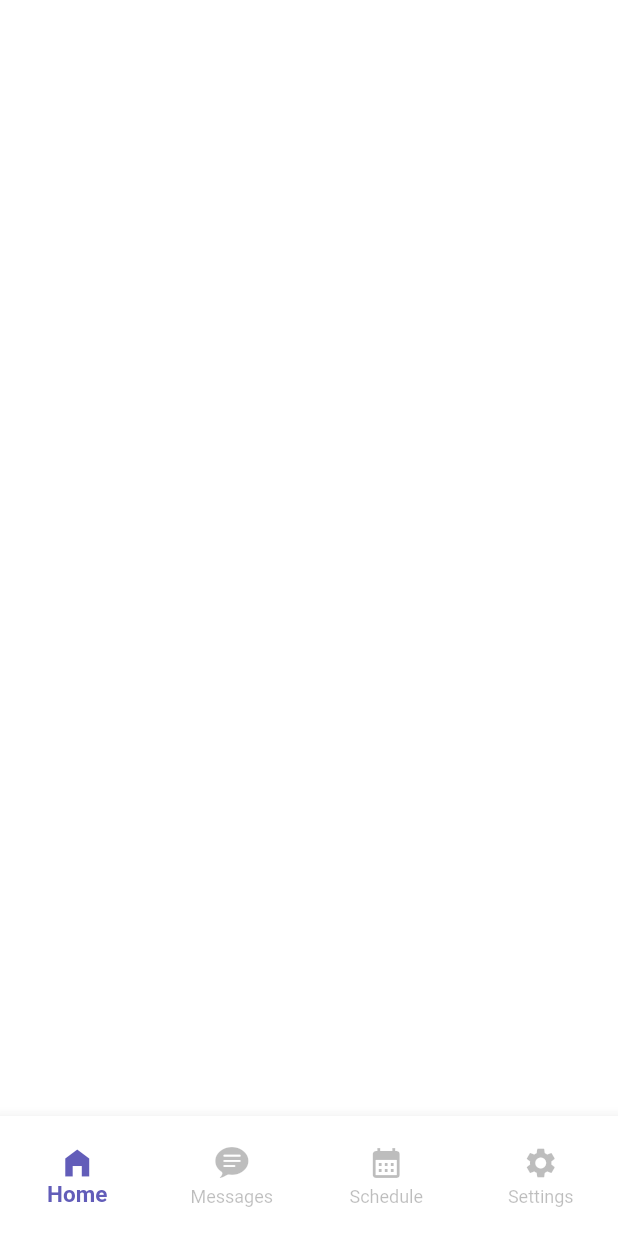
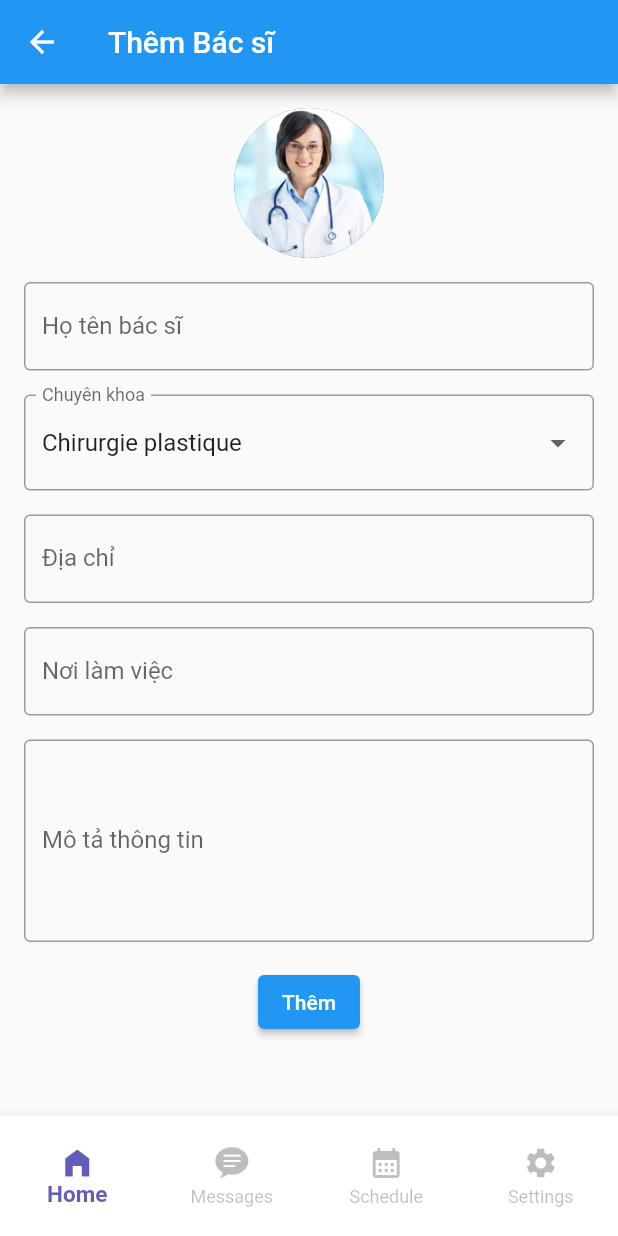
Before and after one commit to phathuynh24/HealthConsulting, a Flutter app: the AdminNavBar screen opened directly, on a phone screen of 412 x 824 dp. Run offline on Flutter 3.47's test engine with Material 2 defaults, Android fonts, the phone set to English and light mode, and no system bars; our stand-ins replace cloud_firestore, country_picker, date_picker_timeline, file_picker, firebase_auth, firebase_core and 6 more; missing offline and left inert: multi_image_picker; accounts and stored records are empty.

Commit message:
Fix ui set schedule and add doctor

```diff
--- /dev/null
+++ b/assist_health/lib/ui/admin_screens/add_doctor.dart
@@ -0,0 +1,122 @@
+import 'package:flutter/material.dart';
+
+class AddDoctorPage extends StatefulWidget {
+  const AddDoctorPage({Key? key}) : super(key: key);
+
+  @override
+  _AddDoctorPageState createState() => _AddDoctorPageState();
+}
+
+class _AddDoctorPageState extends State<AddDoctorPage> {
+  late TextEditingController _nameController;
+  late TextEditingController _addressController;
+  late TextEditingController _workplaceController;
+  late TextEditingController _descriptionController;
+  String _selectedSpecialty = 'Chirurgie plastique'; // Default value
+
+  // List of specialties for the dropdown
+  final List<String> _specialties = ['Chirurgie plastique', 'Dermatologie', 'Gynecologie', 'Ortopedie', 'Autre'];
+
+  @override
+  void initState() {
+    super.initState();
+    _nameController = TextEditingController();
+    _addressController = TextEditingController();
+    _workplaceController = TextEditingController();
+    _descriptionController = TextEditingController();
+  }
+
+  @override
+  void dispose() {
+    _nameController.dispose();
+    _addressController.dispose();
+    _workplaceController.dispose();
+    _descriptionController.dispose();
+    super.dispose();
+  }
+
+  @override
+  Widget build(BuildContext context) {
+    return Scaffold(
+      appBar: AppBar(
+        title: const Text('Thêm Bác sĩ'),
+      ),
+         body: SingleChildScrollView(
+      child: Padding(
+        padding: const EdgeInsets.all(16.0),
+        child: Column(
+          children: [
+            CircleAvatar(
+              radius: 50,
+              backgroundImage: AssetImage('assets/doctor1.jpg'),
+            ),
+            const SizedBox(height: 16),
+            TextField(
+              controller: _nameController,
+              decoration: InputDecoration(
+                labelText: 'Họ tên bác sĩ',
+                border: OutlineInputBorder(),
+              ),
+            ),
+            const SizedBox(height: 16),
+            DropdownButtonFormField<String>(
+              value: _selectedSpecialty,
+              onChanged: (newValue) {
+                setState(() {
+                  _selectedSpecialty = newValue!;
+                });
+              },
+              items: _specialties.map<DropdownMenuItem<String>>((String value) {
+                return DropdownMenuItem<String>(
+                  value: value,
+                  child: Text(value),
+                );
+              }).toList(),
+              decoration: InputDecoration(
+                labelText: 'Chuyên khoa',
+                border: OutlineInputBorder(),
+              ),
+            ),
+            const SizedBox(height: 16),
+            TextField(
+              controller: _addressController,
+              decoration: InputDecoration(
+                labelText: 'Địa chỉ',
+                border: OutlineInputBorder(),
+              ),
+            ),
+            const SizedBox(height: 16),
+            TextField(
+              controller: _workplaceController,
+              decoration: InputDecoration(
+                labelText: 'Nơi làm việc',
+                border: OutlineInputBorder(),
+              ),
+            ),
+            const SizedBox(height: 16),
+            TextField(
+              controller: _descriptionController,
+              decoration: InputDecoration(
+                labelText: 'Mô tả thông tin',
+                border: OutlineInputBorder(),
+              ),
+              maxLines: 5,
+            ),
+            const SizedBox(height: 16),
+            ElevatedButton(
+              onPressed: () {
+                _saveDoctor();
+              },
+              child: const Text('Thêm'),
+            ),
+          ],
+        ),
+      ),
+     ),
+    );
+  }
+
+  void _saveDoctor() {
+    // TODO: Implement saving doctor information logic
+  }
+}
--- a/assist_health/lib/ui/widgets/admin_navbar.dart
+++ b/assist_health/lib/ui/widgets/admin_navbar.dart
@@ -1,6 +1,7 @@
 import 'package:assist_health/others/theme.dart';
 import 'package:flutter/cupertino.dart';
 import 'package:flutter/material.dart';
+import 'package:assist_health/ui/admin_screens/add_doctor.dart';
 
 class AdminNavBar extends StatefulWidget {
   const AdminNavBar({super.key});
@@ -13,7 +14,7 @@ class _AdminNavBarState extends State<AdminNavBar> {
   int _selectedIndex = 0;
   final _screens = [
     // Screen 1
-    Container(),
+    const AddDoctorPage(),
     // Screen 2
     Container(),
     // Screen 3
--- a/assist_health/lib/ui/widgets/button.dart
+++ b/assist_health/lib/ui/widgets/button.dart
@@ -20,6 +20,8 @@ class MyButton extends StatelessWidget {
             label,
             style: const TextStyle(
               color: Colors.white,
+              fontWeight: FontWeight.bold,
+              fontSize:16,
             ),
           ),
         ),
--- a/assist_health/lib/ui/widgets/doctor_navbar.dart
+++ b/assist_health/lib/ui/widgets/doctor_navbar.dart
@@ -1,7 +1,9 @@
 import 'package:assist_health/others/theme.dart';
+import 'package:assist_health/ui/admin_screens/add_doctor.dart';
 import 'package:assist_health/ui/doctor_screens/set_schedule.dart';
 import 'package:flutter/cupertino.dart';
 import 'package:flutter/material.dart';
+
 
 class DoctorNavBar extends StatefulWidget {
   const DoctorNavBar({super.key});
@@ -14,11 +16,11 @@ class _DoctorNavBarState extends State<DoctorNavBar> {
   int _selectedIndex = 0;
   final _screens = [
     // Screen 1
-    const SetScheduleScreen(),
+    Container(),
     // Screen 2
     Container(),
     // Screen 3
-    Container(),
+    const SetScheduleScreen(),
     // Screen 4
     Container(),
   ];
```
Also changed, not shown: assist_health/lib/ui/doctor_screens/add_schedule.dart (+21 -28 lines), assist_health/lib/ui/doctor_screens/set_schedule.dart (+24 -13 lines).
